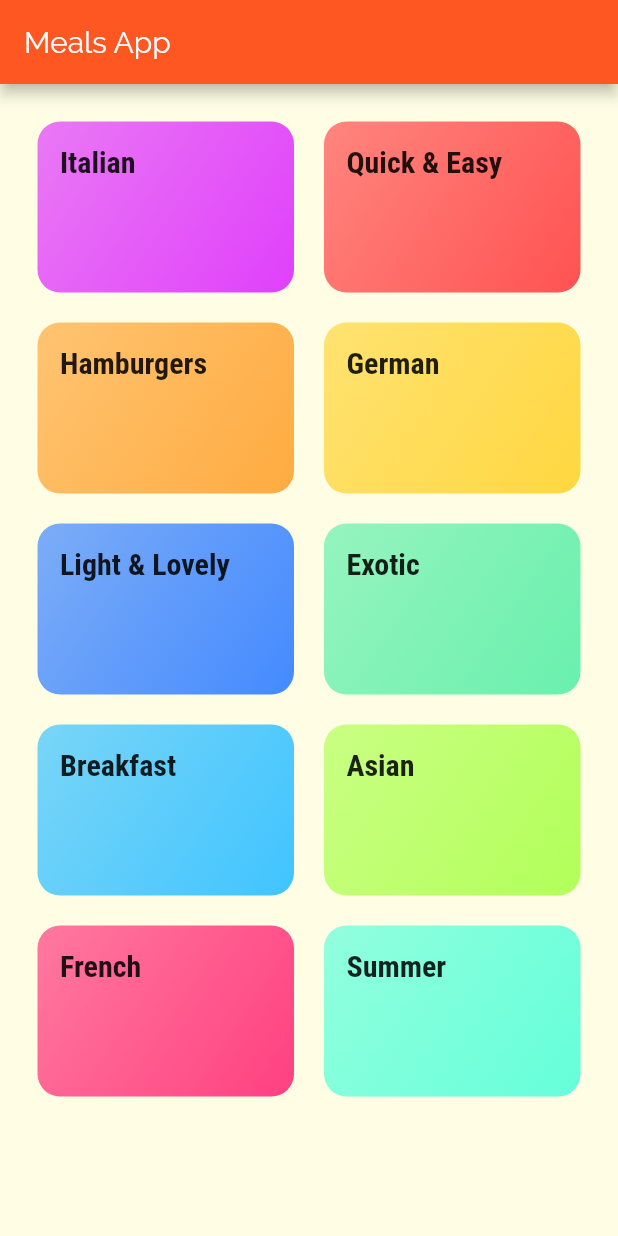
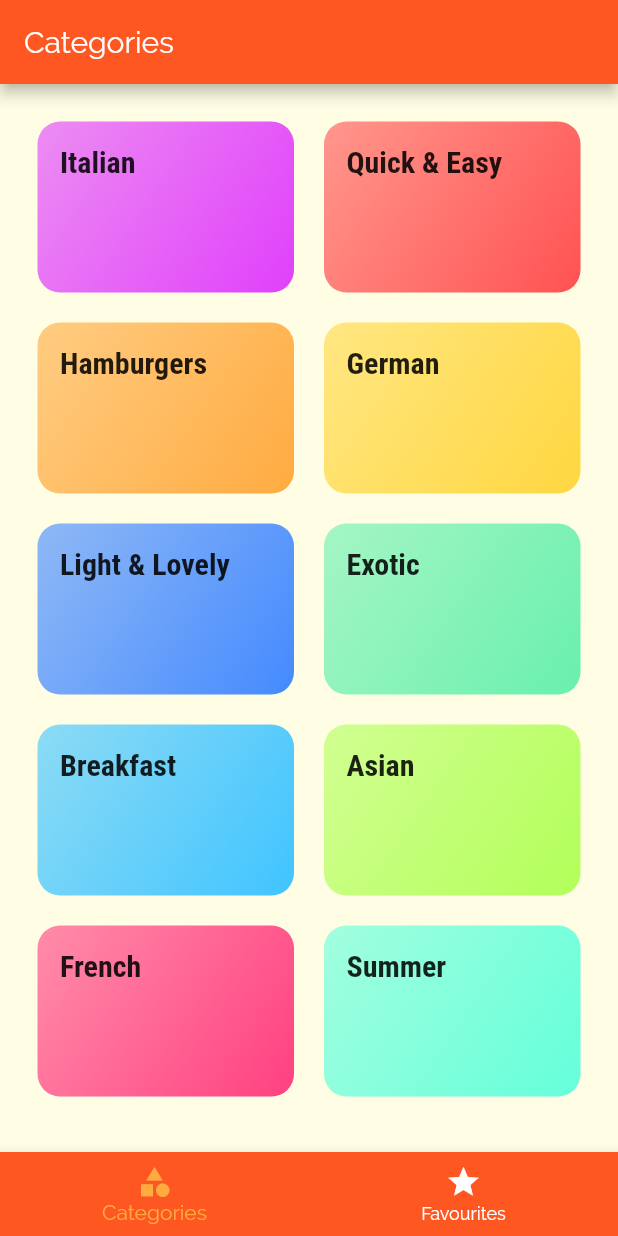
Before and after one commit to divyanshukrtiwari/flutter-MealsApp, a Flutter app: the screen it shows after launch, on a phone screen of 412 x 824 dp. Run offline on Flutter 3.47's test engine with Material 2 defaults, Android fonts, the phone set to English and light mode, and no system bars.

```diff
--- a/lib/main.dart
+++ b/lib/main.dart
@@ -1,5 +1,6 @@
 import 'package:flutter/material.dart';
 
+import './screens/tabs_screen.dart';
 import './screens/category_meals_screen.dart';
 import './screens/categories_screen.dart';
 import './screens/meal_detail_screen.dart';
@@ -33,7 +34,7 @@ class MyApp extends StatelessWidget {
       //home: CategoriesScreen(),
       debugShowCheckedModeBanner: false,
       routes: {
-        '/': (ctx) => CategoriesScreen(),
+        '/': (ctx) => TabsScreen(),
         CategoryMealsScreen.routeName: (ctx)=>CategoryMealsScreen(),
         MealDetailScreen.routeName: (ctx)=>MealDetailScreen()
       },
--- a/lib/screens/categories_screen.dart
+++ b/lib/screens/categories_screen.dart
@@ -6,9 +6,7 @@ import '../data/dummy_data.dart';
 class CategoriesScreen extends StatelessWidget {
   @override
   Widget build(BuildContext context) {
-    return Scaffold(
-      appBar: AppBar(title: const Text('Meals App'),),
-      body: GridView(
+    return  GridView(
         padding:const EdgeInsets.all(25),
         children: DUMMY_CATEGORIES
             .map((catData) => CategoryItem(
@@ -20,7 +18,6 @@ class CategoriesScreen extends StatelessWidget {
           crossAxisSpacing: 20,
           mainAxisSpacing: 20,
         ),
-      ),
-    );
+      );
   }
 }
--- /dev/null
+++ b/lib/screens/favourites_screen.dart
@@ -0,0 +1,10 @@
+import 'package:flutter/material.dart';
+
+class FavouritesScreen extends StatelessWidget {
+  @override
+  Widget build(BuildContext context) {
+    return Container(
+
+    );
+  }
+}
--- /dev/null
+++ b/lib/screens/tabs_screen.dart
@@ -0,0 +1,82 @@
+import 'package:flutter/material.dart';
+
+import './categories_screen.dart';
+import './favourites_screen.dart';
+
+class TabsScreen extends StatefulWidget {
+  @override
+  _TabsScreenState createState() => _TabsScreenState();
+}
+
+class _TabsScreenState extends State<TabsScreen> {
+  final List<Map<String, Object>> _pages = [
+    {'page':CategoriesScreen(), 'title':'Categories'},
+    {'page': FavouritesScreen(), 'title':'Favourites'},
+  ];
+
+  int _selectedPageIndex = 0;
+
+  void _selectPage(int index){
+    setState(() {
+      _selectedPageIndex = index;
+    });
+  }
+
+  @override
+  Widget build(BuildContext context) {
+    // return DefaultTabController(
+    //   length: 2,
+    //   //initialIndex: 0,
+    //   child: Scaffold(
+    //     appBar: AppBar(
+    //       title: Text('Meals'),
+    //       bottom: TabBar(
+
+    //         tabs: <Widget>[
+    //           Tab(
+    //             icon: Icon(Icons.category),
+    //             text: 'Categories',
+    //           ),
+    //           Tab(
+    //             icon: Icon(Icons.star),
+    //             text: 'Favourites',
+    //           ),
+    //         ],
+    //       ),
+    //     ),
+    //     body: TabBarView(
+    //       children: <Widget>[
+    //         CategoriesScreen(),
+    //         FavouritesScreen(),
+    //       ],
+    //     ),
+    //   ),
+    // );
+    return Scaffold(
+      appBar: AppBar(
+        title:Text(_pages[_selectedPageIndex]['title']),
+      ),
+      body: _pages[_selectedPageIndex]['page'],
+      bottomNavigationBar: BottomNavigationBar(
+        unselectedItemColor: Colors.white,
+        selectedItemColor: Theme.of(context).accentColor,
+        currentIndex: _selectedPageIndex,
+        //type: BottomNavigationBarType.shifting,
+        onTap: _selectPage,
+        backgroundColor: Theme.of(context).primaryColor,
+        items: [
+          BottomNavigationBarItem(
+            backgroundColor: Theme.of(context).primaryColor,
+            icon: Icon(Icons.category),
+            title: Text('Categories'),
+          ),
+          BottomNavigationBarItem(
+            backgroundColor: Theme.of(context).primaryColor,
+            icon: Icon(Icons.star),
+            title: Text('Favourites'),
+          ),
+        ],
+      ),
+    );
+  }
+}
--- a/lib/widgets/category_item.dart
+++ b/lib/widgets/category_item.dart
@@ -33,7 +33,7 @@ class CategoryItem extends StatelessWidget {
         ),
         decoration: BoxDecoration(
             gradient: LinearGradient(
-              colors: [color.withOpacity(0.7), color],
+              colors: [color.withOpacity(0.6), color],
               begin: Alignment.topLeft,
               end: Alignment.bottomRight,
             ),
```
